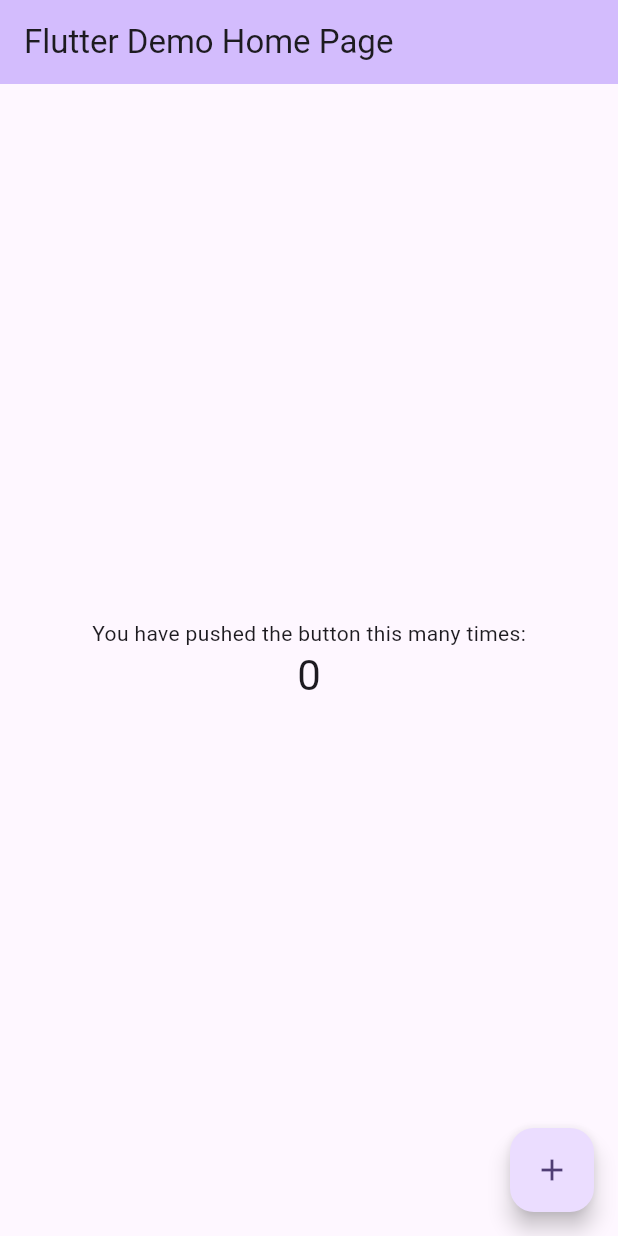
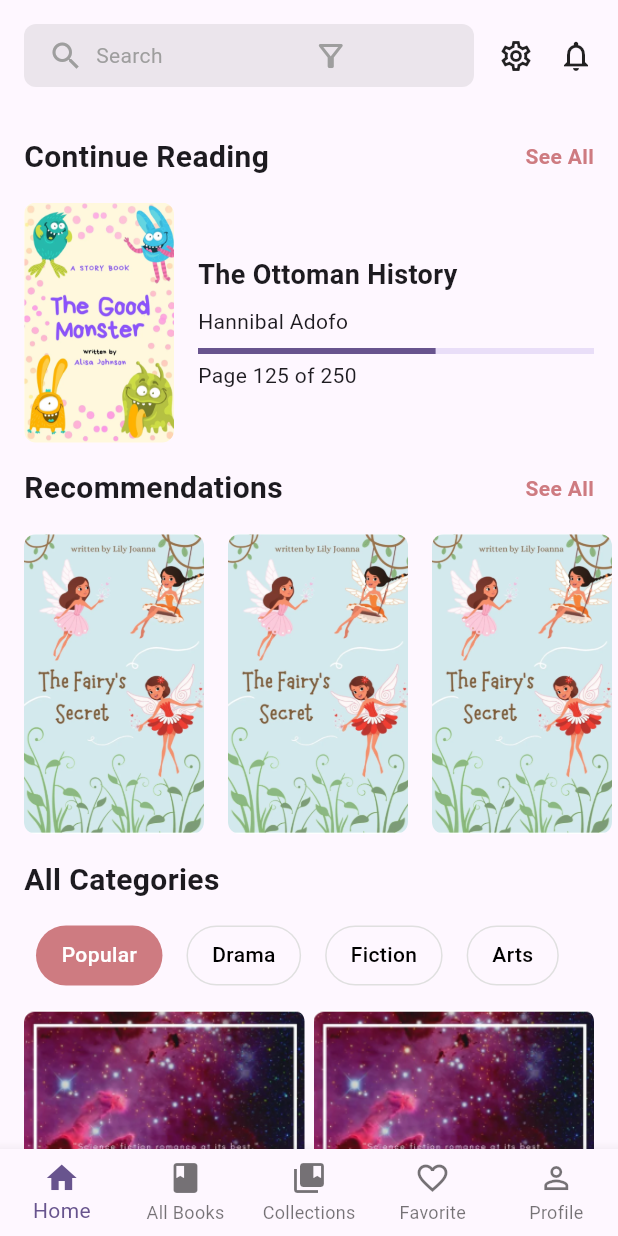
Before and after one commit to YacineHekkas/ai_bookstore, a Flutter app: the screen it shows after launch, on a phone screen of 412 x 824 dp. Run offline on Flutter 3.47's test engine with Material 3 defaults, Android fonts, the phone set to English and light mode, and no system bars.

Commit message:
home screen ui

```diff
--- a/lib/main.dart
+++ b/lib/main.dart
@@ -1,3 +1,5 @@
+import 'package:ai_bookstore/view/screens/home_screen.dart';
+import 'package:ai_bookstore/view/screens/main_navigation.dart';
 import 'package:flutter/material.dart';
 
 void main() {
@@ -11,6 +13,7 @@
   @override
   Widget build(BuildContext context) {
     return MaterialApp(
+      debugShowCheckedModeBanner: false,
       title: 'Flutter Demo',
       theme: ThemeData(
         // This is the theme of your application.
@@ -31,95 +34,7 @@
         colorScheme: ColorScheme.fromSeed(seedColor: Colors.deepPurple),
         useMaterial3: true,
       ),
-      home: const MyHomePage(title: 'Flutter Demo Home Page'),
+      home:  MainNavigation( ),
     );
   }
 }
-
-class MyHomePage extends StatefulWidget {
-  const MyHomePage({super.key, required this.title});
-
-  // This widget is the home page of your application. It is stateful, meaning
-  // that it has a State object (defined below) that contains fields that affect
-  // how it looks.
-
-  // This class is the configuration for the state. It holds the values (in this
-  // case the title) provided by the parent (in this case the App widget) and
-  // used by the build method of the State. Fields in a Widget subclass are
-  // always marked "final".
-
-  final String title;
-
-  @override
-  State<MyHomePage> createState() => _MyHomePageState();
-}
-
-class _MyHomePageState extends State<MyHomePage> {
-  int _counter = 0;
-
-  void _incrementCounter() {
-    setState(() {
-      // This call to setState tells the Flutter framework that something has
-      // changed in this State, which causes it to rerun the build method below
-      // so that the display can reflect the updated values. If we changed
-      // _counter without calling setState(), then the build method would not be
-      // called again, and so nothing would appear to happen.
-      _counter++;
-    });
-  }
-
-  @override
-  Widget build(BuildContext context) {
-    // This method is rerun every time setState is called, for instance as done
-    // by the _incrementCounter method above.
-    //
-    // The Flutter framework has been optimized to make rerunning build methods
-    // fast, so that you can just rebuild anything that needs updating rather
-    // than having to individually change instances of widgets.
-    return Scaffold(
-      appBar: AppBar(
-        // TRY THIS: Try changing the color here to a specific color (to
-        // Colors.amber, perhaps?) and trigger a hot reload to see the AppBar
-        // change color while the other colors stay the same.
-        backgroundColor: Theme.of(context).colorScheme.inversePrimary,
-        // Here we take the value from the MyHomePage object that was created by
-        // the App.build method, and use it to set our appbar title.
-        title: Text(widget.title),
-      ),
-      body: Center(
-        // Center is a layout widget. It takes a single child and positions it
-        // in the middle of the parent.
-        child: Column(
-          // Column is also a layout widget. It takes a list of children and
-          // arranges them vertically. By default, it sizes itself to fit its
-          // children horizontally, and tries to be as tall as its parent.
-          //
-          // Column has various properties to control how it sizes itself and
-          // how it positions its children. Here we use mainAxisAlignment to
-          // center the children vertically; the main axis here is the vertical
-          // axis because Columns are vertical (the cross axis would be
-          // horizontal).
-          //
-          // TRY THIS: Invoke "debug painting" (choose the "Toggle Debug Paint"
-          // action in the IDE, or press "p" in the console), to see the
-          // wireframe for each widget.
-          mainAxisAlignment: MainAxisAlignment.center,
-          children: <Widget>[
-            const Text(
-              'You have pushed the button this many times:',
-            ),
-            Text(
-              '$_counter',
-              style: Theme.of(context).textTheme.headlineMedium,
-            ),
-          ],
-        ),
-      ),
-      floatingActionButton: FloatingActionButton(
-        onPressed: _incrementCounter,
-        tooltip: 'Increment',
-        child: const Icon(Icons.add),
-      ), // This trailing comma makes auto-formatting nicer for build methods.
-    );
-  }
-}
--- /dev/null
+++ b/lib/view/screens/home_screen.dart
@@ -0,0 +1,246 @@
+import 'package:flutter/material.dart';
+
+import '../widget/ship.dart';
+
+class HomeScreen extends StatelessWidget {
+  const HomeScreen({Key? key}) : super(key: key);
+
+  @override
+  Widget build(BuildContext context) {
+    return Scaffold(
+      body: SafeArea(
+        child: Column(
+          children: [
+            // Top Navigation Bar
+            Padding(
+              padding: const EdgeInsets.all(16.0),
+              child: Row(
+                children: [
+                  Expanded(
+                    child: Container(
+                      height: 42,
+                      padding: const EdgeInsets.symmetric(horizontal: 16),
+                      decoration: BoxDecoration(
+                        color: Colors.grey.withOpacity(0.2),
+                        borderRadius: BorderRadius.circular(8),
+                      ),
+                      child: const Row(
+                        children: [
+                          Icon(Icons.search, color: Colors.grey),
+                          SizedBox(width: 8),
+                          Text('Search', style: TextStyle(color: Colors.grey)),
+                          SizedBox(width: 100),
+                          Icon(Icons.filter_alt_outlined, color: Colors.grey),
+                        ],
+                      ),
+                    ),
+                  ),
+                  const SizedBox(width: 16),
+                  const Icon(Icons.settings_outlined),
+                  const SizedBox(width: 16),
+                  const Icon(Icons.notifications_outlined),
+                ],
+              ),
+            ),
+            // Scrollable Content
+            Expanded(
+              child: SingleChildScrollView(
+                child: Column(
+                  crossAxisAlignment: CrossAxisAlignment.start,
+                  children: [
+                    // Continue Reading Section
+                    const Padding(
+                      padding: EdgeInsets.all(16.0),
+                      child: Row(
+                        mainAxisAlignment: MainAxisAlignment.spaceBetween,
+                        children: [
+                          Text(
+                            'Continue Reading',
+                            style: TextStyle(
+                              fontSize: 20,
+                              fontWeight: FontWeight.bold,
+                            ),
+                          ),
+                          Text(
+                            'See All',
+                            style: TextStyle(
+                              fontWeight: FontWeight.bold,
+                              color: Color(0xffCE7B81),
+                            ),
+                          ),
+                        ],
+                      ),
+                    ),
+                    SizedBox(
+                      height: 160,
+                      child: Padding(
+                        padding: const EdgeInsets.symmetric(horizontal: 16),
+                        child: Row(
+                          children: [
+                            ClipRRect(
+                              borderRadius: BorderRadius.circular(8),
+                              child: Image.asset(
+                                "assets/images/img.png",
+                                width: 100,
+                                height: 160,
+                                fit: BoxFit.cover,
+                              ),
+                            ),
+                            const SizedBox(width: 16),
+                            const Expanded(
+                              child: Column(
+                                crossAxisAlignment: CrossAxisAlignment.start,
+                                mainAxisAlignment: MainAxisAlignment.center,
+                                children: [
+                                  Text(
+                                    'The Ottoman History',
+                                    style: TextStyle(
+                                      fontSize: 18,
+                                      fontWeight: FontWeight.bold,
+                                    ),
+                                  ),
+                                  SizedBox(height: 8),
+                                  Text('Hannibal Adofo'),
+                                  SizedBox(height: 8),
+                                  LinearProgressIndicator(value: 0.6),
+                                  SizedBox(height: 4),
+                                  Text('Page 125 of 250'),
+                                ],
+                              ),
+                            ),
+                          ],
+                        ),
+                      ),
+                    ),
+                    // Recommendations Section
+                    const Padding(
+                      padding: EdgeInsets.all(16.0),
+                      child: Row(
+                        mainAxisAlignment: MainAxisAlignment.spaceBetween,
+                        children: [
+                          Text(
+                            'Recommendations',
+                            style: TextStyle(
+                              fontSize: 20,
+                              fontWeight: FontWeight.bold,
+                            ),
+                          ),
+                          Text(
+                            'See All',
+                            style: TextStyle(
+                              fontWeight: FontWeight.bold,
+                              color: Color(0xffCE7B81),
+                            ),
+                          ),
+                        ],
+                      ),
+                    ),
+                    SizedBox(
+                      height: 200,
+                      child: ListView.builder(
+                        scrollDirection: Axis.horizontal,
+                        padding: const EdgeInsets.symmetric(horizontal: 16),
+                        itemCount: 4,
+                        itemBuilder: (context, index) {
+                          return Padding(
+                            padding: const EdgeInsets.only(right: 16),
+                            child: ClipRRect(
+                              borderRadius: BorderRadius.circular(8),
+                              child: Image.asset(
+                                "assets/images/img_1.png",
+                                width: 120,
+                                height: 200,
+                                fit: BoxFit.cover,
+                              ),
+                            ),
+                          );
+                        },
+                      ),
+                    ),
+                    // Categories Section
+                    const Padding(
+                      padding: EdgeInsets.all(16.0),
+                      child: Text(
+                        'All Categories',
+                        style: TextStyle(
+                          fontSize: 20,
+                          fontWeight: FontWeight.bold,
+                        ),
+                      ),
+                    ),
+                    SizedBox(
+                      height: 40,
+                      child:                           CategoryChipsList(),
+
+                    ),
+                    // Grid of Books
+                    GridView.builder(
+                      shrinkWrap: true,
+                      physics: const NeverScrollableScrollPhysics(),
+                      padding: const EdgeInsets.all(16),
+                      gridDelegate: const SliverGridDelegateWithFixedCrossAxisCount(
+                        crossAxisCount: 2,
+                        childAspectRatio: 0.5,
+                        crossAxisSpacing: 6,
+                        mainAxisSpacing: 16,
+                      ),
+                      itemCount: 8,
+                      itemBuilder: (context, index) {
+                        return BookCard();
+                      },
+                    ),
+                  ],
+                ),
+              ),
+            ),
+          ],
+        ),
+      ),
+    );
+  }
+}
+
+
+class BookCard extends StatelessWidget {
+  const BookCard({Key? key}) : super(key: key);
+
+  @override
+  Widget build(BuildContext context) {
+    return Column(
+      crossAxisAlignment: CrossAxisAlignment.start,
+      children: [
+        Expanded(
+
+          child: ClipRRect(
+            borderRadius: BorderRadius.circular(8),
+            child: Image.asset(
+              "assets/images/img_2.png",
+              fit: BoxFit.cover,
+              width: 200,
+              height: 300,
+            ),
+          ),
+        ),
+        const SizedBox(height: 8),
+        const Text(
+          'Book Title',
+          style: TextStyle(
+            fontWeight: FontWeight.bold,
+          ),
+        ),
+        const Text(
+          'Author Name',
+          style: TextStyle(
+            color: Colors.grey,
+          ),
+        ),
+        const Text(
+          '\$9.99',
+          style: TextStyle(
+            fontWeight: FontWeight.bold,
+          ),
+        ),
+      ],
+    );
+  }
+}
--- /dev/null
+++ b/lib/view/screens/main_navigation.dart
@@ -0,0 +1,62 @@
+import 'package:flutter/material.dart';
+import 'home_screen.dart';
+
+class MainNavigation extends StatefulWidget {
+  const MainNavigation({Key? key}) : super(key: key);
+
+  @override
+  State<MainNavigation> createState() => _MainNavigationState();
+}
+
+class _MainNavigationState extends State<MainNavigation> {
+  int _selectedIndex = 0;
+
+  // List of pages to show in bottom navigation
+  final List<Widget> _pages = [
+    const HomeScreen(),
+    const Placeholder(),
+    const Placeholder(),
+    const Placeholder(),
+    const Placeholder(),
+  ];
+
+  void _onItemTapped(int index) {
+    setState(() {
+      _selectedIndex = index;
+    });
+  }
+
+  @override
+  Widget build(BuildContext context) {
+    return Scaffold(
+      body: _pages[_selectedIndex],
+      bottomNavigationBar: BottomNavigationBar(
+        currentIndex: _selectedIndex,
+        onTap: _onItemTapped,
+        type: BottomNavigationBarType.fixed,
+        items: const [
+          BottomNavigationBarItem(
+            icon: Icon(Icons.home),
+            label: 'Home',
+          ),
+          BottomNavigationBarItem(
+            icon: Icon(Icons.book),
+            label: 'All Books',
+          ),
+          BottomNavigationBarItem(
+            icon: Icon(Icons.collections_bookmark),
+            label: 'Collections',
+          ),
+          BottomNavigationBarItem(
+            icon: Icon(Icons.favorite_border),
+            label: 'Favorite',
+          ),
+          BottomNavigationBarItem(
+            icon: Icon(Icons.person_outline),
+            label: 'Profile',
+          ),
+        ],
+      ),
+    );
+  }
+}
--- /dev/null
+++ b/lib/view/widget/ship.dart
@@ -0,0 +1,71 @@
+import 'package:flutter/material.dart';
+
+class CategoryChipsList extends StatefulWidget {
+  @override
+  _CategoryChipsListState createState() => _CategoryChipsListState();
+}
+
+class _CategoryChipsListState extends State<CategoryChipsList> {
+  String selectedCategory = 'Popular'; // Default selected category
+
+  final List<String> categories = ['Popular', 'Drama', 'Fiction', 'Arts'];
+
+  @override
+  Widget build(BuildContext context) {
+    return SizedBox(
+      height: 40,
+      child: ListView(
+        scrollDirection: Axis.horizontal,
+        padding: const EdgeInsets.symmetric(horizontal: 16),
+        children: categories.map((category) {
+          return GestureDetector(
+            onTap: () {
+              setState(() {
+                selectedCategory = category;
+              });
+            },
+            child: CategoryChip(
+              label: category,
+              isSelected: selectedCategory == category,
+            ),
+          );
+        }).toList(),
+      ),
+    );
+  }
+}
+
+class CategoryChip extends StatelessWidget {
+  final String label;
+  final bool isSelected;
+
+  const CategoryChip({
+    Key? key,
+    required this.label,
+    this.isSelected = false,
+  }) : super(key: key);
+
+  @override
+  Widget build(BuildContext context) {
+    return Padding(
+      padding: const EdgeInsets.symmetric(horizontal: 8),
+      child: Container(
+        padding: const EdgeInsets.symmetric(horizontal: 16, vertical: 8),
+        decoration: BoxDecoration(
+          color: isSelected ? const Color(0xFFCE7B81) : Colors.transparent,
+          borderRadius: BorderRadius.circular(20),
+          border: Border.all(
+            color: isSelected ? Colors.transparent : Colors.grey.shade300,
+          ),
+        ),
+        child: Text(
+          label,
+          style: TextStyle(
+            color: isSelected ? Colors.white : Colors.black,
+            fontWeight: FontWeight.w500,
+          ),
+        ),
+      ),
+    );
+  }
+}
--- a/pubspec.yaml
+++ b/pubspec.yaml
@@ -58,8 +58,8 @@ flutter:
   uses-material-design: true
 
   # To add assets to your application, add an assets section, like this:
-  # assets:
-  #   - images/a_dot_burr.jpeg
+  assets:
+     - assets/images/
   #   - images/a_dot_ham.jpeg
 
   # An image asset can refer to one or more resolution-specific "variants", see
```
Also changed, not shown: assets/images/img.png (added), assets/images/img_1.png (added), assets/images/img_2.png (added).
